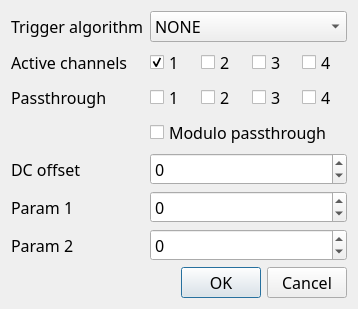
Old version of the form RegisterDialog.ui in the repository sevenreek/qtadqscope.
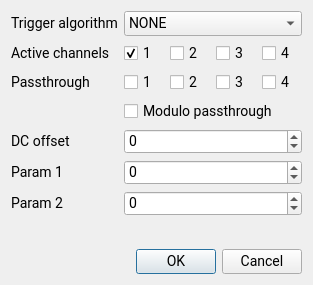
New version of the form.

The edit to the form file:
```diff
--- a/RegisterDialog.ui
+++ b/RegisterDialog.ui
@@ -6,19 +6,22 @@
    <rect>
     <x>0</x>
     <y>0</y>
-    <width>310</width>
-    <height>268</height>
+    <width>313</width>
+    <height>285</height>
    </rect>
   </property>
   <property name="font">
    <font>
-    <family>Calibri Light</family>
-    <pointsize>12</pointsize>
+    <family>Roboto</family>
+    <pointsize>-1</pointsize>
    </font>
   </property>
   <property name="windowTitle">
    <string>Dialog</string>
   </property>
+  <property name="styleSheet">
+   <string notr="true">font-family: Roboto; font-size: 14px;</string>
+  </property>
   <layout class="QVBoxLayout" name="verticalLayout">
    <item>
     <layout class="QFormLayout" name="formLayout">
```
